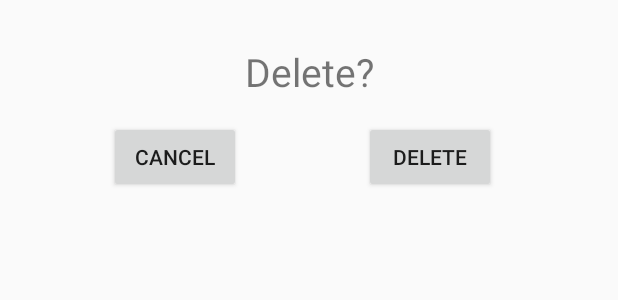
After one commit to SauleStan/nativeApp, an Android app: the layout fragment_delete_dialog.xml on its own in the app's theme, with its tools: preview values and no code run, on a phone screen of 412 x 824 dp. The commit adds this screen. Shown: the top 300 px of the screen. Run offline under Robolectric (Android 15) with nearby library versions, the phone set to English and light mode, and no system bars.

Commit message:
delete dialog fragment changed to dialogFragment

```diff
--- /dev/null
+++ b/app/src/main/res/layout/fragment_delete_dialog.xml
@@ -0,0 +1,46 @@
+<?xml version="1.0" encoding="utf-8"?>
+<androidx.constraintlayout.widget.ConstraintLayout
+    xmlns:android="http://schemas.android.com/apk/res/android"
+    xmlns:app="http://schemas.android.com/apk/res-auto"
+    xmlns:tools="http://schemas.android.com/tools"
+    android:layout_width="match_parent"
+    android:layout_height="match_parent"
+    >
+
+    <TextView
+        android:id="@+id/textView2"
+        android:layout_width="wrap_content"
+        android:layout_height="wrap_content"
+        android:text="Delete?"
+        android:textSize="26sp"
+        app:layout_constraintEnd_toEndOf="parent"
+        app:layout_constraintStart_toStartOf="parent"
+        app:layout_constraintTop_toTopOf="parent"
+        android:layout_marginTop="30dp"/>
+
+    <Button
+        android:id="@+id/cancel_button"
+        android:layout_width="wrap_content"
+        android:layout_height="wrap_content"
+        android:layout_marginStart="72dp"
+        android:layout_marginLeft="72dp"
+        android:layout_marginTop="15dp"
+        android:layout_marginEnd="251dp"
+        android:layout_marginRight="251dp"
+        android:text="Cancel"
+        app:layout_constraintEnd_toEndOf="parent"
+        app:layout_constraintStart_toStartOf="parent"
+        app:layout_constraintTop_toBottomOf="@+id/textView2" />
+
+    <Button
+        android:id="@+id/delete_button"
+        android:layout_width="wrap_content"
+        android:layout_height="wrap_content"
+        android:layout_marginTop="15dp"
+        android:text="Delete"
+        app:layout_constraintEnd_toEndOf="parent"
+        app:layout_constraintStart_toEndOf="@+id/cancel_button"
+        app:layout_constraintTop_toBottomOf="@+id/textView2" />
+
+
+</androidx.constraintlayout.widget.ConstraintLayout>
```
Also changed, not shown: app/src/main/java/eif/viko/lt/focustimer/Fragments/DeleteDialogFragment.kt (added, +37 -0 lines), app/src/main/java/eif/viko/lt/focustimer/Fragments/ToDoFragment.kt (+25 -23 lines).
